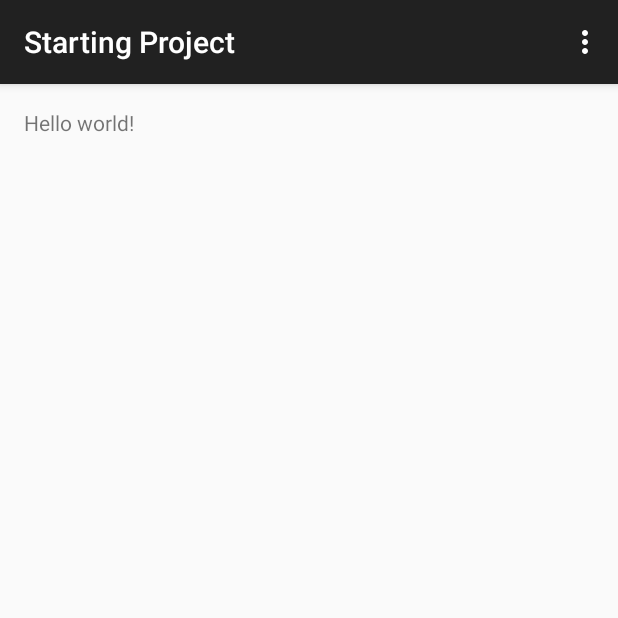
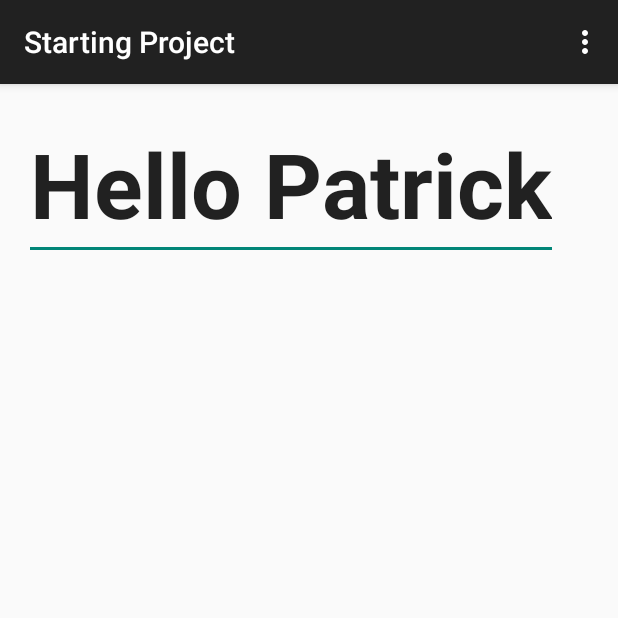
Before and after one commit to dolan17/StartingProject, an Android app: the screen it shows after launch (MainActivity), on a phone screen of 412 x 824 dp, the top half of it. Run offline under Robolectric (Android 15) with nearby library versions, the phone set to English and light mode, and no system bars.

Commit message:
Initial commit

```diff
--- a/app/src/main/res/layout/activity_main.xml
+++ b/app/src/main/res/layout/activity_main.xml
@@ -3,9 +3,13 @@
     android:layout_height="match_parent" android:paddingLeft="@dimen/activity_horizontal_margin"
     android:paddingRight="@dimen/activity_horizontal_margin"
     android:paddingTop="@dimen/activity_vertical_margin"
-    android:paddingBottom="@dimen/activity_vertical_margin" tools:context=".MainActivity">
+    android:paddingBottom="@dimen/activity_vertical_margin" tools:context=".MainActivity"
+    android:id="@+id/myID">
 
-    <TextView android:text="@string/hello_world" android:layout_width="wrap_content"
-        android:layout_height="wrap_content" />
+    <EditText android:text="Hello Patrick" android:layout_width="wrap_content"
+        android:layout_height="wrap_content"
+        android:id="@+id/myId"
+        android:textStyle="bold"
+        android:textSize="60dp" />
 
 </RelativeLayout>
```
